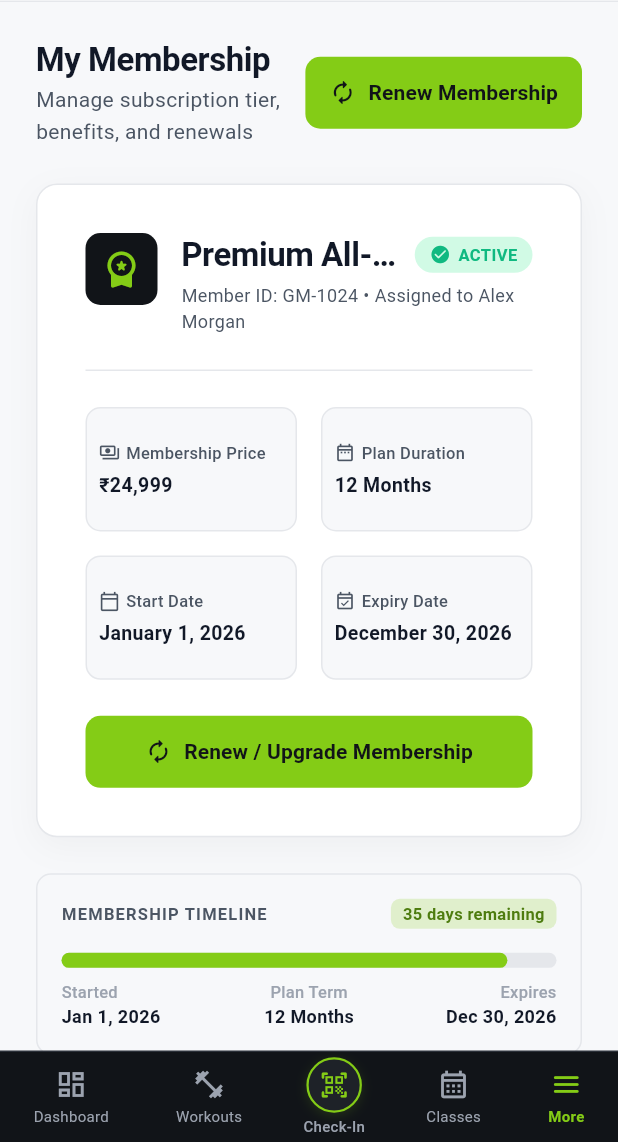
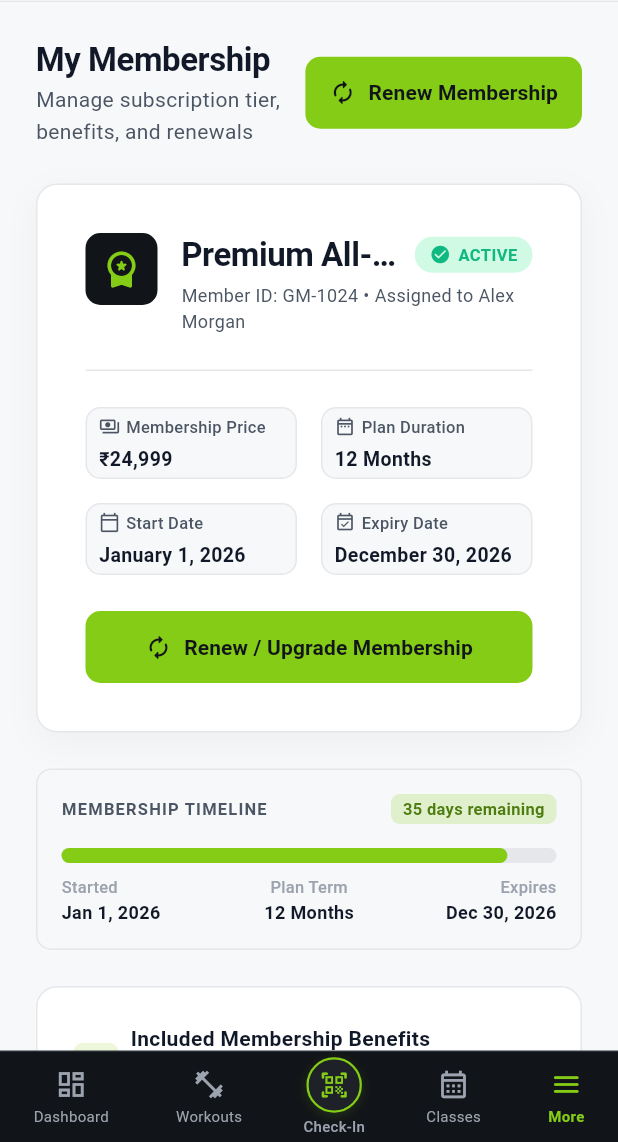
Before and after one commit to bandanaparhi/fitpulse-gym-app, a Flutter app: the MembershipScreen screen opened by its route, on a phone screen of 412 x 824 dp, the part 94-1236 px from its top. Run offline on Flutter 3.47's test engine with Material 3 defaults, Android fonts, the phone set to English and light mode, and no system bars; our stand-ins replace fl_chart, flutter_riverpod, go_router, material_ui, shared_preferences; accounts and stored records are empty.

Commit message:
fix(dashboard): eliminate KPI card RenderFlex overflow with IntrinsicHeight rows
- Wrap desktop KPI row and tablet/mobile 2×2 rows in IntrinsicHeight to allow
  cards to match the tallest sibling height without clipping
- Replace GridView.count (childAspectRatio) in membership plan-details grid
  with IntrinsicHeight+Row layout (desktop) and paired rows (mobile/tablet)
- Replace GridView.builder (childAspectRatio) in membership benefits grid
  with LayoutBuilder+Column/Row pair approach; extract _buildBenefitItem()
- Replace GridView.builder (childAspectRatio) in DashboardQuickActions with
  Expanded Row on desktop and 2×2 Column/Row pairs on tablet/mobile
- SummaryCard: badge padding guard + subtitle maxLines→2 for safety
- All 135 tests pass; flutter analyze → No issues found

```diff
--- a/lib/features/membership/presentation/membership_screen.dart
+++ b/lib/features/membership/presentation/membership_screen.dart
@@ -213,16 +213,7 @@ class MembershipScreen extends ConsumerWidget {
           LayoutBuilder(
             builder: (context, constraints) {
               final isDesktop = constraints.maxWidth >= 720;
-              final cols = isDesktop ? 4 : 2;
-
-              return GridView.count(
-                crossAxisCount: cols,
-                crossAxisSpacing: AppSpacing.md,
-                mainAxisSpacing: AppSpacing.md,
-                shrinkWrap: true,
-                physics: const NeverScrollableScrollPhysics(),
-                childAspectRatio: isDesktop ? 2.6 : 1.7,
-                children: [
+              final tiles = [
                 _buildDetailTile(
                   label: 'Membership Price',
                   value: AppFormatters.formatCurrency(plan.price),
@@ -243,8 +234,50 @@ class MembershipScreen extends ConsumerWidget {
                   value: AppFormatters.formatDate(plan.expiryDate),
                   icon: Icons.event_available_outlined,
                 ),
+              ];
+
+              if (isDesktop) {
+                return IntrinsicHeight(
+                  child: Row(
+                    crossAxisAlignment: CrossAxisAlignment.stretch,
+                    children: [
+                      Expanded(child: tiles[0]),
+                      const SizedBox(width: AppSpacing.md),
+                      Expanded(child: tiles[1]),
+                      const SizedBox(width: AppSpacing.md),
+                      Expanded(child: tiles[2]),
+                      const SizedBox(width: AppSpacing.md),
+                      Expanded(child: tiles[3]),
+                    ],
+                  ),
+                );
+              } else {
+                return Column(
+                  children: [
+                    IntrinsicHeight(
+                      child: Row(
+                        crossAxisAlignment: CrossAxisAlignment.stretch,
+                        children: [
+                          Expanded(child: tiles[0]),
+                          const SizedBox(width: AppSpacing.md),
+                          Expanded(child: tiles[1]),
+                        ],
+                      ),
+                    ),
+                    const SizedBox(height: AppSpacing.md),
+                    IntrinsicHeight(
+                      child: Row(
+                        crossAxisAlignment: CrossAxisAlignment.stretch,
+                        children: [
+                          Expanded(child: tiles[2]),
+                          const SizedBox(width: AppSpacing.md),
+                          Expanded(child: tiles[3]),
+                        ],
+                      ),
+                    ),
                   ],
                 );
+              }
             },
           ),
           const SizedBox(height: AppSpacing.lg),
@@ -321,23 +354,53 @@ class MembershipScreen extends ConsumerWidget {
       child: LayoutBuilder(
         builder: (context, constraints) {
           final isMultiCol = constraints.maxWidth >= 600;
-          final cols = isMultiCol ? 2 : 1;
 
-          return GridView.builder(
-            itemCount: plan.benefits.length,
-            shrinkWrap: true,
-            physics: const NeverScrollableScrollPhysics(),
-            gridDelegate: SliverGridDelegateWithFixedCrossAxisCount(
-              crossAxisCount: cols,
-              crossAxisSpacing: AppSpacing.md,
-              mainAxisSpacing: AppSpacing.sm,
-              childAspectRatio: isMultiCol ? 6.5 : 8.0,
+          if (isMultiCol) {
+            // Two-column layout using rows of pairs
+            final rows = <Widget>[];
+            for (var i = 0; i < plan.benefits.length; i += 2) {
+              final left = _buildBenefitItem(plan.benefits[i]);
+              final right = i + 1 < plan.benefits.length
+                  ? _buildBenefitItem(plan.benefits[i + 1])
+                  : const SizedBox.shrink();
+              rows.add(
+                IntrinsicHeight(
+                  child: Row(
+                    crossAxisAlignment: CrossAxisAlignment.start,
+                    children: [
+                      Expanded(child: left),
+                      const SizedBox(width: AppSpacing.md),
+                      Expanded(child: right),
+                    ],
                   ),
-            itemBuilder: (context, index) {
-              final benefit = plan.benefits[index];
+                ),
+              );
+              if (i + 2 < plan.benefits.length) {
+                rows.add(const SizedBox(height: AppSpacing.sm));
+              }
+            }
+            return Column(children: rows);
+          } else {
+            return Column(
+              children: plan.benefits
+                  .map((b) => Padding(
+                        padding: const EdgeInsets.only(bottom: AppSpacing.sm),
+                        child: _buildBenefitItem(b),
+                      ))
+                  .toList(),
+            );
+          }
+        },
+      ),
+    );
+  }
+
+  Widget _buildBenefitItem(String benefit) {
     return Row(
+      crossAxisAlignment: CrossAxisAlignment.start,
       children: [
         Container(
+          margin: const EdgeInsets.only(top: 2),
           padding: const EdgeInsets.all(4),
           decoration: BoxDecoration(
             color: AppColors.limeAccent.withValues(alpha: 0.2),
@@ -350,16 +413,11 @@ class MembershipScreen extends ConsumerWidget {
           child: Text(
             benefit,
             style: AppTextStyles.bodyMedium.copyWith(color: AppColors.textPrimary),
-                      maxLines: 2,
+            maxLines: 3,
             overflow: TextOverflow.ellipsis,
           ),
         ),
       ],
-              );
-            },
-          );
-        },
-      ),
     );
   }
 
```
Also changed, not shown: lib/features/dashboard/presentation/dashboard_screen.dart (+20 -10 lines), lib/features/dashboard/presentation/widgets/dashboard_quick_actions.dart (+29 -17 lines), lib/shared/widgets/summary_card.dart (+9 -3 lines). Lines whose indentation alone changed are shown as unchanged.
